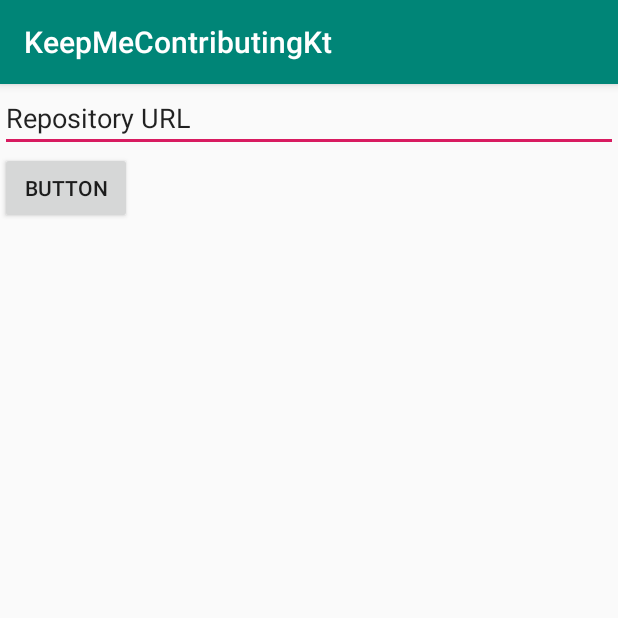
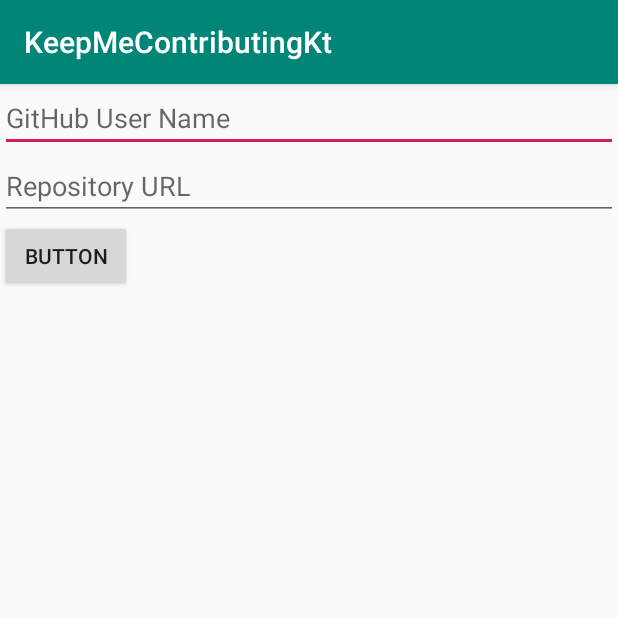
Before and after one commit to igrep/keep-me-contributing-kt, an Android app: the screen it shows after launch (MainActivity), after a tap on "BUTTON", on a phone screen of 412 x 824 dp, the top half of it. Run offline under Robolectric (Android 15) with nearby library versions, the phone set to English and light mode, and no system bars.

Commit message:
Show/update notification by form

```diff
--- /dev/null
+++ b/app/src/main/java/info/igreque/keepmecontributingkt/ContributionStatus.kt
@@ -0,0 +1,6 @@
+package info.igreque.keepmecontributingkt
+
+enum class ContributionStatus {
+    UNKNOWN, NOT_YET, DONE
+    // TODO: Add ERROR?
+}
--- /dev/null
+++ b/app/src/main/java/info/igreque/keepmecontributingkt/ContributionStatusChecker.kt
@@ -0,0 +1,13 @@
+package info.igreque.keepmecontributingkt
+
+class ContributionStatusChecker(private val onChanged: (CheckResult) -> Unit) {
+    data class CheckResult(
+        val contributor: CharSequence,
+        val repositoryUrl: CharSequence,
+        val contributionStatus: ContributionStatus
+    )
+
+    fun startPolling(contributor: CharSequence, repositoryUrl: CharSequence) {
+        onChanged(CheckResult(contributor, repositoryUrl, ContributionStatus.UNKNOWN))
+    }
+}
--- /dev/null
+++ b/app/src/main/java/info/igreque/keepmecontributingkt/Downloader.kt
@@ -0,0 +1,5 @@
+package info.igreque.keepmecontributingkt
+
+interface Downloader {
+
+}
--- a/app/src/main/java/info/igreque/keepmecontributingkt/MainActivity.kt
+++ b/app/src/main/java/info/igreque/keepmecontributingkt/MainActivity.kt
@@ -1,55 +1,22 @@
 package info.igreque.keepmecontributingkt
 
-import android.app.NotificationChannel
-import android.app.NotificationManager
-import android.content.Context
-import android.os.Build
 import android.os.Bundle
-import android.support.v4.app.NotificationCompat
 import android.support.v7.app.AppCompatActivity
 import android.widget.Button
+import android.widget.EditText
 
 class MainActivity : AppCompatActivity() {
 
-    companion object {
-        const val NOTIFICATION_CHANNEL = "NOTIFICATION_CHANNEL"
-        const val NOTIFICATION_ID = 1
-    }
-
     override fun onCreate(savedInstanceState: Bundle?) {
         super.onCreate(savedInstanceState)
-        createNotificationChannel()
-
-        val mNotification = NotificationCompat.Builder(this, NOTIFICATION_CHANNEL)
-            .setSmallIcon(R.mipmap.ic_launcher)
-            .setBadgeIconType(NotificationCompat.BADGE_ICON_NONE)
-            .setContentTitle("Have I contributed today?")
-            .setContentText("Checking if I committed to the repository...")
-            .setPriority(NotificationCompat.PRIORITY_DEFAULT)
-            .setOngoing(true)
-            .build()
-        val mNotificationManager = getSystemService(Context.NOTIFICATION_SERVICE) as NotificationManager
+        val view = ViewViaNotification.createWithNotificationChannel(applicationContext)
+        val model = ContributionStatusChecker(view::show)
 
         setContentView(R.layout.activity_main)
+
         val btn = findViewById<Button>(R.id.button)
-        btn.setOnClickListener { mNotificationManager.notify(NOTIFICATION_ID, mNotification) }
-    }
-
-    // Copied from https://developer.android.com/training/notify-user/build-notification
-    private fun createNotificationChannel() {
-        // Create the NotificationChannel, but only on API 26+ because
-        // the NotificationChannel class is new and not in the support library
-        if (Build.VERSION.SDK_INT >= Build.VERSION_CODES.O) {
-            val name = getString(R.string.channel_name)
-            val descriptionText = getString(R.string.channel_description)
-            val importance = NotificationManager.IMPORTANCE_DEFAULT
-            val channel = NotificationChannel(NOTIFICATION_CHANNEL, name, importance).apply {
-                description = descriptionText
-            }
-            // Register the channel with the system
-            val notificationManager: NotificationManager =
-                getSystemService(Context.NOTIFICATION_SERVICE) as NotificationManager
-            notificationManager.createNotificationChannel(channel)
-        }
+        val name = findViewById<EditText>(R.id.contributorName).text
+        val url = findViewById<EditText>(R.id.inputRepositoryUrl).text
+        btn.setOnClickListener { model.startPolling(name, url) }
     }
 }
--- /dev/null
+++ b/app/src/main/java/info/igreque/keepmecontributingkt/ViewViaNotification.kt
@@ -0,0 +1,70 @@
+package info.igreque.keepmecontributingkt
+
+import android.app.NotificationChannel
+import android.app.NotificationManager
+import android.content.Context
+import android.os.Build
+import android.support.v4.app.NotificationCompat
+import android.support.v4.app.NotificationCompat.GROUP_ALERT_SUMMARY
+
+class ViewViaNotification(private val context: Context) {
+    private val builder = NotificationCompat.Builder(context, NOTIFICATION_CHANNEL)
+    private val notificationGroup = "Contribution Status"
+
+    companion object {
+        private const val NOTIFICATION_CHANNEL = "NOTIFICATION_CHANNEL"
+        private const val NOTIFICATION_ID = 1
+
+        fun createWithNotificationChannel(context: Context) =
+            ViewViaNotification(context).apply { createNotificationChannel() }
+    }
+
+    // Copied from https://developer.android.com/training/notify-user/build-notification
+    fun createNotificationChannel() {
+        // Create the NotificationChannel, but only on API 26+ because
+        // the NotificationChannel class is new and not in the support library
+        if (Build.VERSION.SDK_INT >= Build.VERSION_CODES.O) {
+            val name = context.getString(R.string.channel_name)
+            val descriptionText = context.getString(R.string.channel_description)
+            val importance = NotificationManager.IMPORTANCE_DEFAULT
+            val channel = NotificationChannel(NOTIFICATION_CHANNEL, name, importance).apply {
+                description = descriptionText
+            }
+            // Register the channel with the system
+            val notificationManager: NotificationManager =
+                context.getSystemService(Context.NOTIFICATION_SERVICE) as NotificationManager
+            notificationManager.createNotificationChannel(channel)
+        }
+    }
+
+    fun show(result: ContributionStatusChecker.CheckResult) {
+        builder.apply {
+            setSmallIcon(R.mipmap.ic_launcher)
+            setBadgeIconType(NotificationCompat.BADGE_ICON_NONE)
+            setContentTitle("Have I contributed today?")
+            setContentText(messageFromCheckResult(result))
+            setOngoing(shouldBeSticky(result))
+            setGroup(notificationGroup)
+            setGroupAlertBehavior(GROUP_ALERT_SUMMARY)
+            priority = NotificationCompat.PRIORITY_DEFAULT
+        }
+
+        val mNotificationManager =
+            context.getSystemService(Context.NOTIFICATION_SERVICE) as NotificationManager
+
+        mNotificationManager.notify(NOTIFICATION_ID, builder.build())
+    }
+
+    fun shouldBeSticky(result: ContributionStatusChecker.CheckResult): Boolean =
+        result.contributionStatus != ContributionStatus.DONE
+
+    fun messageFromCheckResult(result: ContributionStatusChecker.CheckResult): CharSequence =
+        when (result.contributionStatus) {
+            ContributionStatus.UNKNOWN ->
+                "Checking the contributions by ${result.contributor} to ${result.repositoryUrl}..."
+            ContributionStatus.NOT_YET ->
+                "Watch out! NO contributions by ${result.contributor} to ${result.repositoryUrl} today!"
+            ContributionStatus.DONE ->
+                "Yahoo! ${result.contributor} has already contributed to ${result.repositoryUrl} today!"
+        }
+}
--- a/app/src/main/res/layout-v26/activity_main.xml
+++ b/app/src/main/res/layout-v26/activity_main.xml
@@ -2,7 +2,6 @@
 <LinearLayout
         xmlns:android="http://schemas.android.com/apk/res/android"
         xmlns:tools="http://schemas.android.com/tools"
-        xmlns:app="http://schemas.android.com/apk/res-auto"
         android:layout_width="match_parent"
         android:layout_height="match_parent"
         tools:context=".MainActivity" android:orientation="vertical">
@@ -10,10 +9,16 @@
     <EditText
             android:layout_width="match_parent"
             android:layout_height="wrap_content"
+            android:inputType="textPersonName"
+            android:ems="10"
+            android:id="@+id/contributorName" android:hint="@string/github_user_name"
+            android:importantForAutofill="no"/>
+    <EditText
+            android:layout_width="match_parent"
+            android:layout_height="wrap_content"
             android:inputType="textUri"
-            android:text="@string/repository_url"
             android:ems="10"
-            android:id="@+id/editText"
+            android:id="@+id/inputRepositoryUrl"
             android:importantForAutofill="no"
             android:hint="@string/repository_url"/>
     <Button
--- a/app/src/main/res/values/strings.xml
+++ b/app/src/main/res/values/strings.xml
@@ -4,4 +4,5 @@
     <string name="channel_name">Contribution Status</string>
     <string name="channel_description">Show whether you have contributed today</string>
     <string name="repository_url">Repository URL</string>
+    <string name="github_user_name">GitHub User Name</string>
 </resources>
```
Also changed, not shown: 4 other files.
